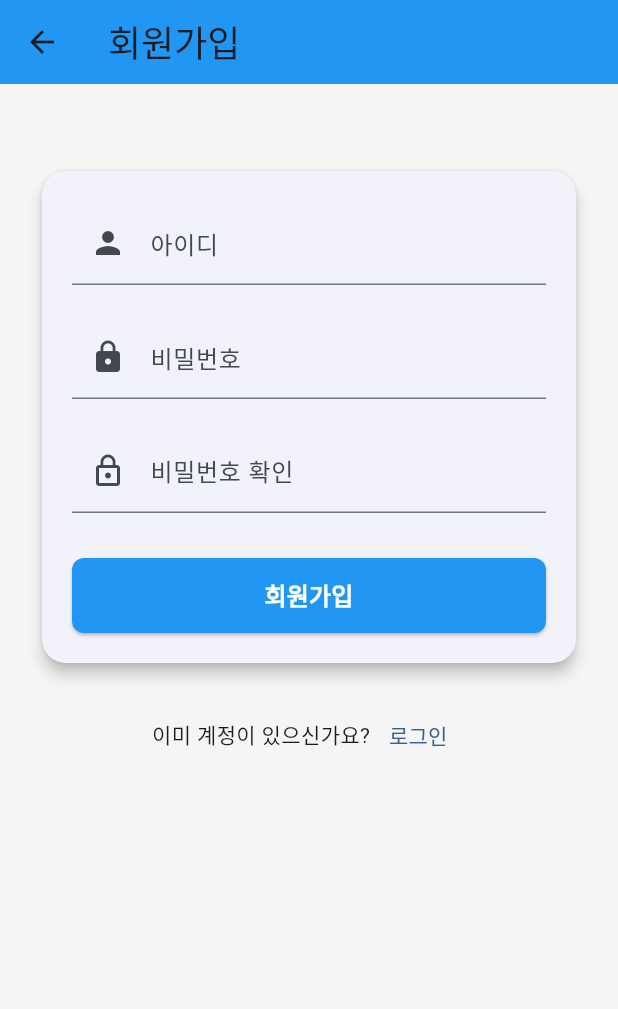
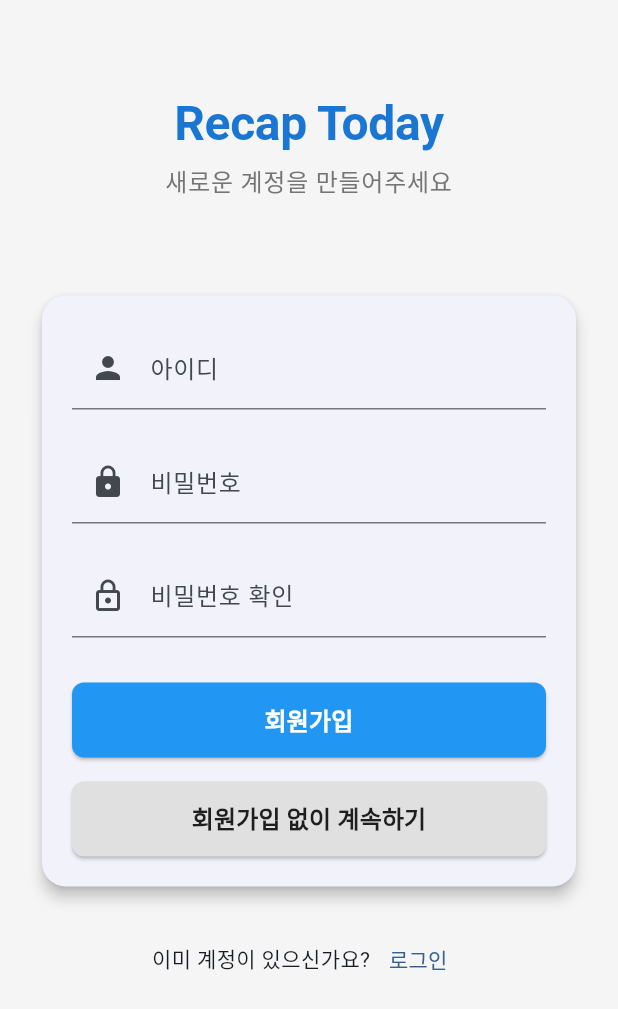
Before and after one commit to Splleat/Recap-Today, a Flutter app: the SignupScreen screen opened directly, on a phone screen of 412 x 824 dp. Shown: the top 1009 px of the screen. Run offline on Flutter 3.47's test engine with Material 3 defaults, Android fonts, the phone set to English and light mode, and no system bars; our stand-ins replace dio, fl_chart, freezed_annotation, image_picker, permission_handler, shared_preferences and 2 more; accounts and stored records are empty; network calls fail; Roboto replaces fonts that are missing (Pretendard).

Commit message:
로그인, 회원가입 기능 오류 수정

```diff
--- a/lib/screens/login_screen.dart
+++ b/lib/screens/login_screen.dart
@@ -205,7 +205,12 @@ class _LoginScreenState extends State<LoginScreen> {
                           height: 50,
                           child: ElevatedButton(
                             onPressed: () {
-                              Navigator.pop(context); // 뒤로가기
+                              // Navigator.popUntil(context, ModalRoute.withName('/settings'));
+                              Navigator.pushNamedAndRemoveUntil(
+                                context,
+                                '/settings',
+                                (route) => false,
+                              );
                             },
                             style: ElevatedButton.styleFrom(
                               backgroundColor: Color(0xFF2196F3),
--- a/lib/screens/signup_screen.dart
+++ b/lib/screens/signup_screen.dart
@@ -1,6 +1,7 @@
 import 'package:flutter/material.dart';
 import 'package:http/http.dart' as http;
 import 'dart:convert';
+import 'package:recap_today/screens/login_screen.dart'; // LoginScreen import 추가
 
 class SignupScreen extends StatefulWidget {
   const SignupScreen({super.key});
@@ -106,12 +107,14 @@ class _SignupScreenState extends State<SignupScreen> {
     return Scaffold(
       backgroundColor: Color(0xFFF5F5F5),
       resizeToAvoidBottomInset: true, // Enable resize when keyboard appears
-      appBar: AppBar(
-        title: const Text('회원가입'),
-        backgroundColor: Color(0xFF2196F3),
-        elevation: 0,
-      ),
+      // appBar: AppBar(
+      //   title: const Text('회원가입'),
+      //   backgroundColor: Color(0xFF2196F3),
+      //   elevation: 0,
+      // ),
       body: SafeArea(
+        child: SingleChildScrollView(
+          // Add scroll capability
           child: Padding(
             padding: EdgeInsets.only(
               top: 24.0,
@@ -120,11 +123,31 @@ class _SignupScreenState extends State<SignupScreen> {
               // Add dynamic bottom padding to account for keyboard
               bottom: MediaQuery.of(context).viewInsets.bottom + 24.0,
             ),
-          child: SingleChildScrollView(
+            // child: SingleChildScrollView(
             child: Column(
+              mainAxisAlignment: MainAxisAlignment.center,
               crossAxisAlignment: CrossAxisAlignment.stretch,
               children: [
-                const SizedBox(height: 30),
+                const SizedBox(height: 40),
+                // Logo or app title
+                Text(
+                  'Recap Today',
+                  textAlign: TextAlign.center,
+                  style: Theme.of(context).textTheme.displayLarge?.copyWith(
+                    color: Color(0xFF1976D2),
+                    fontWeight: FontWeight.bold,
+                    fontSize: 32,
+                  ),
+                ),
+                const SizedBox(height: 8),
+                Text(
+                  '새로운 계정을 만들어주세요',
+                  textAlign: TextAlign.center,
+                  style: Theme.of(
+                    context,
+                  ).textTheme.bodyLarge?.copyWith(color: Colors.grey[600]),
+                ),
+                const SizedBox(height: 60),
                 // Sign up form
                 Card(
                   elevation: 4,
@@ -167,7 +190,9 @@ class _SignupScreenState extends State<SignupScreen> {
                           child: ElevatedButton(
                             onPressed: _isLoading ? null : signup,
                             style: ElevatedButton.styleFrom(
-                              backgroundColor: Color(0xFF2196F3),
+                              backgroundColor: Color(
+                                0xFF2196F3,
+                              ), // 그라데이션 제거, 단색 배경으로 변경
                               foregroundColor: Colors.white,
                               shape: RoundedRectangleBorder(
                                 borderRadius: BorderRadius.circular(8),
@@ -180,6 +205,36 @@ class _SignupScreenState extends State<SignupScreen> {
                                     )
                                     : const Text(
                                       '회원가입',
+                                      style: TextStyle(
+                                        fontSize: 16,
+                                        fontWeight: FontWeight.bold,
+                                      ),
+                                    ),
+                          ),
+                        ),
+                        const SizedBox(height: 16), // 간격 추가
+                        SizedBox(
+                          // 회원가입 없이 계속하기 버튼 추가
+                          width: double.infinity,
+                          height: 50,
+                          child: ElevatedButton(
+                            onPressed: () {
+                              // Navigator.popUntil(context, ModalRoute.withName('/settings'));
+                              Navigator.pushNamedAndRemoveUntil(
+                                context,
+                                '/settings',
+                                (route) => false,
+                              );
+                            },
+                            style: ElevatedButton.styleFrom(
+                              backgroundColor: Colors.grey[300], // 다른 스타일 적용
+                              foregroundColor: Colors.black87,
+                              shape: RoundedRectangleBorder(
+                                borderRadius: BorderRadius.circular(8),
+                              ),
+                            ),
+                            child: const Text(
+                              '회원가입 없이 계속하기',
                               style: TextStyle(
                                 fontSize: 16,
                                 fontWeight: FontWeight.bold,
@@ -202,7 +257,13 @@ class _SignupScreenState extends State<SignupScreen> {
                     ),
                     TextButton(
                       onPressed: () {
-                        Navigator.pop(context);
+                        // Navigator.pop(context); // 이전 방식
+                        Navigator.push(
+                          context,
+                          MaterialPageRoute(
+                            builder: (context) => const LoginScreen(),
+                          ),
+                        );
                       },
                       child: const Text('로그인'),
                     ),
```
Lines whose indentation alone changed are shown as unchanged.
